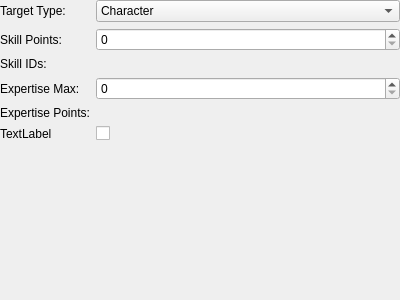
Before: the Qt Designer form tools/cathedral/ui/ActionGrantSkills.ui in comphack/comp_hack, drawn with Qt 5.
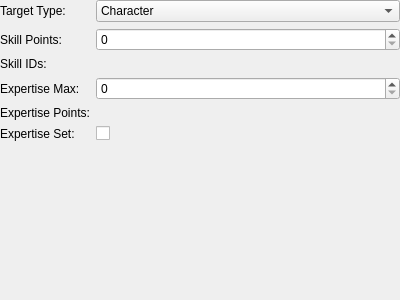
After: the same form once the commit is applied. Custom widgets are drawn as their Qt base class.

```diff
--- a/tools/cathedral/ui/ActionGrantSkills.ui
+++ b/tools/cathedral/ui/ActionGrantSkills.ui
@@ -100,7 +100,7 @@
      <item row="5" column="0">
       <widget class="QLabel" name="lblExpertiseSet">
        <property name="text">
-        <string>TextLabel</string>
+        <string>Expertise Set:</string>
        </property>
       </widget>
      </item>
```
